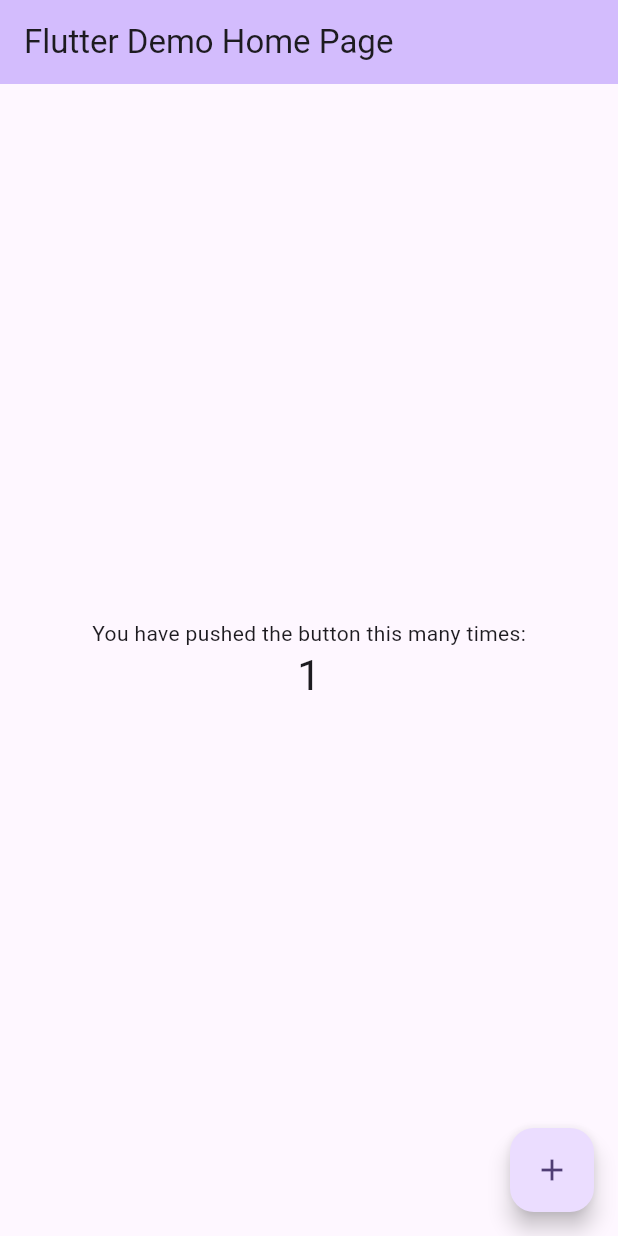
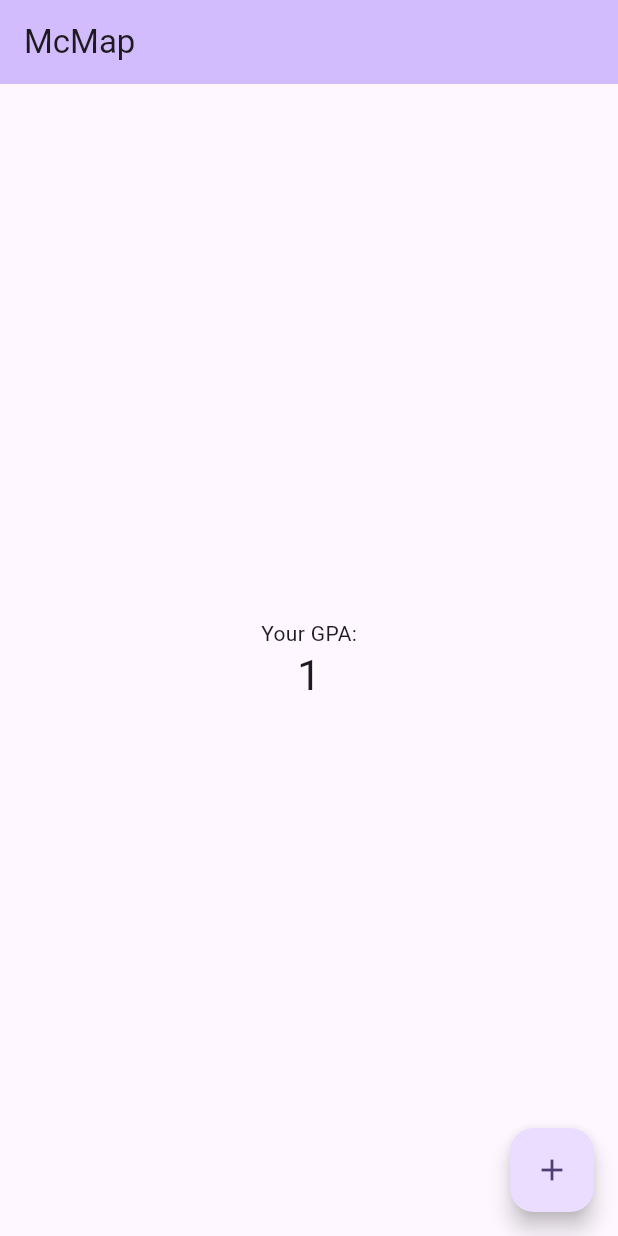
Before and after one commit to daygelo/mcmap, a Flutter app: the MyHomePage screen opened directly, after a tap on the "add" icon, on a phone screen of 412 x 824 dp. Run offline on Flutter 3.47's test engine with Material 3 defaults, Android fonts, the phone set to English and light mode, and no system bars; our stand-ins replace material_ui.

Commit message:
updated gitignore and added gpa thing

```diff
--- a/lib/main.dart
+++ b/lib/main.dart
@@ -11,7 +11,7 @@ class MyApp extends StatelessWidget {
   @override
   Widget build(BuildContext context) {
     return MaterialApp(
-      title: 'Flutter Demo',
+      title: 'McMap',
       theme: ThemeData(
         // This is the theme of your application.
         //
@@ -30,7 +30,7 @@ class MyApp extends StatelessWidget {
         // tested with just a hot reload.
         colorScheme: .fromSeed(seedColor: Colors.deepPurple),
       ),
-      home: const MyHomePage(title: 'Flutter Demo Home Page'),
+      home: const MyHomePage(title: 'McMap'),
     );
   }
 }
@@ -63,7 +63,7 @@ class _MyHomePageState extends State<MyHomePage> {
       // so that the display can reflect the updated values. If we changed
       // _counter without calling setState(), then the build method would not be
       // called again, and so nothing would appear to happen.
-      _counter++;
+      _counter += 1;
     });
   }
 
@@ -104,7 +104,7 @@ class _MyHomePageState extends State<MyHomePage> {
           // wireframe for each widget.
           mainAxisAlignment: .center,
           children: [
-            const Text('You have pushed the button this many times:'),
+            const Text('Your GPA:'),
             Text(
               '$_counter',
               style: Theme.of(context).textTheme.headlineMedium,
```
Also changed, not shown: 3 other files.
